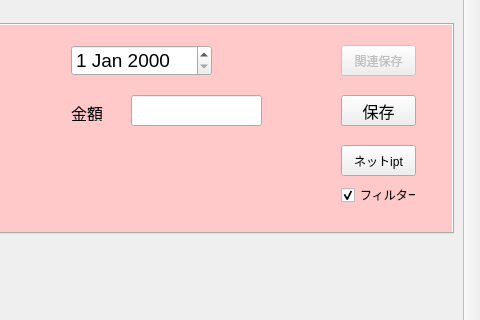
First picture: the form in mainwindow.ui, repository gh6141/vckakeForLinux, before the edit; both pictures show x 320 to 800 and y 186 to 506 of the 800 by 600 pixel window.
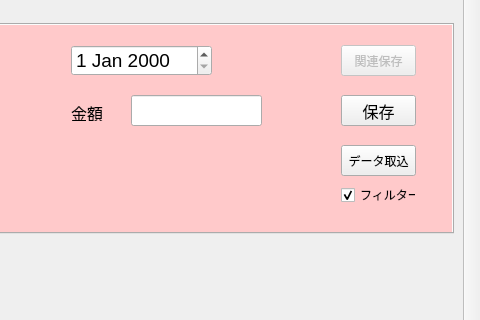
Second picture: the form after the edit.

The edit to the form file:
```diff
--- a/mainwindow.ui
+++ b/mainwindow.ui
@@ -293,7 +293,7 @@
          </rect>
         </property>
         <property name="text">
-         <string>ネットipt</string>
+         <string>データ取込</string>
         </property>
        </widget>
        <widget class="QWidget" name="cb5Area" native="true">
```
